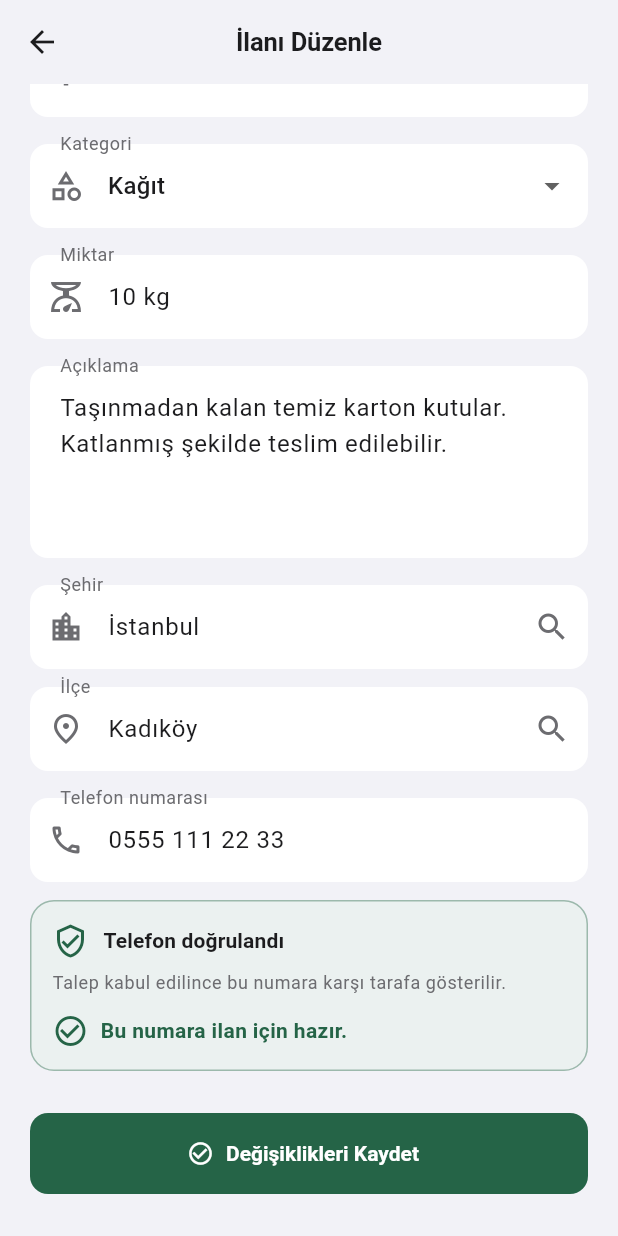
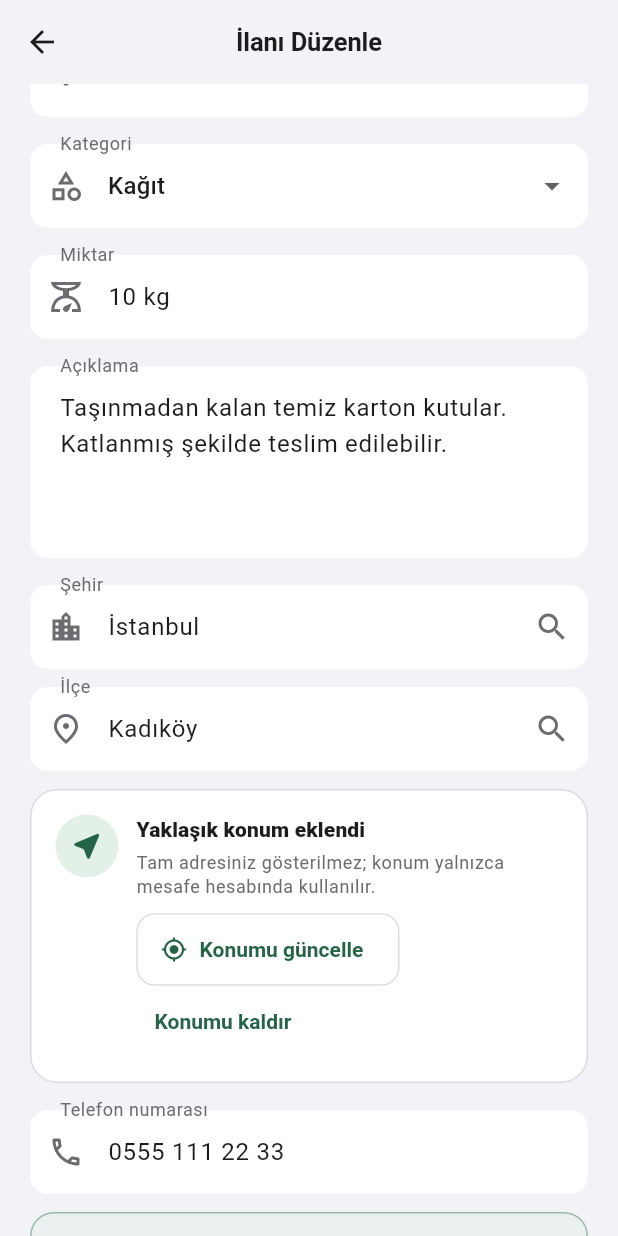
Before and after one commit to EbranurOzbalik/sifir_atik, a Flutter app: the CreateListingPage screen opened directly with sample values from the repository, scrolled down 300 dp, on a phone screen of 412 x 824 dp. Run offline on Flutter 3.47's test engine with Material 3 defaults, Android fonts, the phone set to English and light mode, and no system bars; our stand-ins replace cloud_firestore, firebase_ai, firebase_auth, firebase_core, firebase_messaging, firebase_storage and 6 more; missing offline and left inert: firebase_app_check; accounts and stored records are empty.

Commit message:
İlanlara yaklaşık konum ekledim

```diff
--- a/lib/models/listing.dart
+++ b/lib/models/listing.dart
@@ -17,6 +17,8 @@ class Listing {
     this.imageUrl,
     this.ownerAccountType = AccountType.individual,
     this.isOwnerVerified = false,
+    this.latitude,
+    this.longitude,
   });
 
   final String id;
@@ -33,6 +35,10 @@ class Listing {
   final String? imageUrl;
   final AccountType ownerAccountType;
   final bool isOwnerVerified;
+  final double? latitude;
+  final double? longitude;
+
+  bool get hasCoordinates => latitude != null && longitude != null;
 
   Listing copyWith({
     String? title,
@@ -44,6 +50,9 @@ class Listing {
     String? contactInfo,
     String? imageUrl,
     bool clearImageUrl = false,
+    double? latitude,
+    double? longitude,
+    bool clearCoordinates = false,
   }) {
     return Listing(
       id: id,
@@ -60,6 +69,8 @@ class Listing {
       imageUrl: clearImageUrl ? null : imageUrl ?? this.imageUrl,
       ownerAccountType: ownerAccountType,
       isOwnerVerified: isOwnerVerified,
+      latitude: clearCoordinates ? null : latitude ?? this.latitude,
+      longitude: clearCoordinates ? null : longitude ?? this.longitude,
     );
   }
 
@@ -85,6 +96,8 @@ class Listing {
       imageUrl: data['imageUrl'] as String?,
       ownerAccountType: AccountTypeText.fromValue(data['ownerAccountType']),
       isOwnerVerified: data['isOwnerVerified'] as bool? ?? false,
+      latitude: (data['latitude'] as num?)?.toDouble(),
+      longitude: (data['longitude'] as num?)?.toDouble(),
     );
   }
 
@@ -103,6 +116,8 @@ class Listing {
       'ownerAccountType': ownerAccountType.value,
       'isOwnerVerified': isOwnerVerified,
       if (imageUrl != null && imageUrl!.isNotEmpty) 'imageUrl': imageUrl,
+      if (latitude != null) 'latitude': latitude,
+      if (longitude != null) 'longitude': longitude,
     };
   }
 }
@@ -134,6 +149,8 @@ final sampleListings = [
     createdAt: DateTime(2026, 9, 1),
     imageAsset: 'assets/images/cardboard_boxes.svg',
     contactInfo: '0555 111 22 33',
+    latitude: 40.991,
+    longitude: 29.028,
   ),
   Listing(
     id: 'listing-glass-jars',
@@ -150,6 +167,8 @@ final sampleListings = [
     contactInfo: '0555 222 33 44',
     ownerAccountType: AccountType.organization,
     isOwnerVerified: true,
+    latitude: 41.025,
+    longitude: 29.015,
   ),
   Listing(
     id: 'listing-electronic-parts',
@@ -164,5 +183,7 @@ final sampleListings = [
     createdAt: DateTime(2026, 9, 2),
     imageAsset: 'assets/images/electronics_parts.svg',
     contactInfo: '0555 333 44 55',
+    latitude: 40.984,
+    longitude: 29.127,
   ),
 ];
--- a/lib/screens/create_listing_page.dart
+++ b/lib/screens/create_listing_page.dart
@@ -9,6 +9,7 @@ import 'package:sifir_atik/data/waste_categories.dart';
 import 'package:sifir_atik/models/listing.dart';
 import 'package:sifir_atik/models/user_profile.dart';
 import 'package:sifir_atik/services/listing_repository.dart';
+import 'package:sifir_atik/services/location_service.dart';
 import 'package:sifir_atik/services/photo_storage_service.dart';
 import 'package:sifir_atik/services/user_profile_repository.dart';
 import 'package:sifir_atik/widgets/responsive_layout.dart';
@@ -18,10 +19,12 @@ class CreateListingPage extends StatefulWidget {
     super.key,
     this.listing,
     this.profileRepository = const UserProfileRepository(),
+    this.locationClient = const DeviceLocationService(),
   });
 
   final Listing? listing;
   final UserProfileRepository profileRepository;
+  final LocationClient locationClient;
 
   @override
   State<CreateListingPage> createState() => _CreateListingPageState();
@@ -52,7 +55,10 @@ class _CreateListingPageState extends State<CreateListingPage> {
   bool _isSaving = false;
   bool _isSendingCode = false;
   bool _isVerifyingCode = false;
+  bool _isGettingLocation = false;
   String? _phoneAuthMessage;
+  double? _listingLatitude;
+  double? _listingLongitude;
 
   bool get _isEditing => widget.listing != null;
   bool get _isPhoneVerified =>
@@ -73,6 +79,8 @@ class _CreateListingPageState extends State<CreateListingPage> {
       _contactController.text = listing.contactInfo;
       _selectedCategory = listing.category;
       _verifiedPhone = _normalizedPhone(listing.contactInfo);
+      _listingLatitude = listing.latitude;
+      _listingLongitude = listing.longitude;
     }
   }
 
@@ -169,6 +177,8 @@ class _CreateListingPageState extends State<CreateListingPage> {
     final district = _districtController.text.trim();
 
     _locationController.text = district.isEmpty ? city : '$district, $city';
+    _listingLatitude = null;
+    _listingLongitude = null;
   }
 
   void _onContactChanged(String value) {
@@ -191,6 +201,35 @@ class _CreateListingPageState extends State<CreateListingPage> {
       ..showSnackBar(
         SnackBar(content: Text(message), behavior: SnackBarBehavior.floating),
       );
+  }
+
+  Future<void> _captureListingLocation() async {
+    if (_isGettingLocation) return;
+
+    setState(() => _isGettingLocation = true);
+    try {
+      final location = (await widget.locationClient.getCurrentLocation())
+          .rounded();
+      if (!mounted) return;
+      setState(() {
+        _listingLatitude = location.latitude;
+        _listingLongitude = location.longitude;
+      });
+      _showMessage('Yaklaşık konum ilana eklendi.');
+    } on LocationServiceException catch (error) {
+      _showMessage(error.message);
+    } catch (_) {
+      _showMessage('Konum alınamadı. Biraz sonra tekrar deneyin.');
+    } finally {
+      if (mounted) setState(() => _isGettingLocation = false);
+    }
+  }
+
+  void _removeListingLocation() {
+    setState(() {
+      _listingLatitude = null;
+      _listingLongitude = null;
+    });
   }
 
   Future<void> _sendSmsCode() async {
@@ -508,6 +547,8 @@ class _CreateListingPageState extends State<CreateListingPage> {
             isOwnerVerified:
                 ownerProfile?.accountType == AccountType.organization &&
                 ownerProfile?.isOrganizationVerified == true,
+            latitude: _listingLatitude,
+            longitude: _listingLongitude,
           )
         : oldListing.copyWith(
             title: _titleController.text.trim(),
@@ -519,6 +560,10 @@ class _CreateListingPageState extends State<CreateListingPage> {
             contactInfo: _contactController.text.trim(),
             imageUrl: imageUrl,
             clearImageUrl: _removeExistingPhoto,
+            latitude: _listingLatitude,
+            longitude: _listingLongitude,
+            clearCoordinates:
+                _listingLatitude == null || _listingLongitude == null,
           );
 
     final isSaved = _isEditing
@@ -758,6 +803,93 @@ class _CreateListingPageState extends State<CreateListingPage> {
                         ],
                       );
                     },
+                  ),
+                  const SizedBox(height: 12),
+                  Container(
+                    padding: const EdgeInsets.all(16),
+                    decoration: BoxDecoration(
+                      color: colorScheme.surfaceContainerLowest,
+                      borderRadius: BorderRadius.circular(18),
+                      border: Border.all(
+                        color: colorScheme.outlineVariant.withValues(
+                          alpha: 0.8,
+                        ),
+                      ),
+                    ),
+                    child: Row(
+                      crossAxisAlignment: CrossAxisAlignment.start,
+                      children: [
+                        Container(
+                          width: 42,
+                          height: 42,
+                          decoration: BoxDecoration(
+                            color: colorScheme.primaryContainer,
+                            shape: BoxShape.circle,
+                          ),
+                          child: Icon(
+                            _listingLatitude == null
+                                ? Icons.near_me_outlined
+                                : Icons.near_me_rounded,
+                            color: colorScheme.primary,
+                          ),
+                        ),
+                        const SizedBox(width: 12),
+                        Expanded(
+                          child: Column(
+                            crossAxisAlignment: CrossAxisAlignment.start,
+                            children: [
+                              Text(
+                                _listingLatitude == null
+                                    ? 'Yakındaki ilanlarda görün'
+                                    : 'Yaklaşık konum eklendi',
+                                style: Theme.of(context).textTheme.titleSmall
+                                    ?.copyWith(fontWeight: FontWeight.w800),
+                              ),
+                              const SizedBox(height: 4),
+                              Text(
+                                _listingLatitude == null
+                                    ? 'İlanın mesafeye göre bulunabilmesi için cihaz konumunu ekleyin.'
+                                    : 'Tam adresiniz gösterilmez; konum yalnızca mesafe hesabında kullanılır.',
+                                style: Theme.of(context).textTheme.bodySmall
+                                    ?.copyWith(
+                                      color: colorScheme.onSurfaceVariant,
+                                      height: 1.35,
+                                    ),
+                              ),
+                              const SizedBox(height: 10),
+                              Wrap(
+                                spacing: 8,
+                                children: [
+                                  OutlinedButton.icon(
+                                    onPressed: _isGettingLocation
+                                        ? null
+                                        : _captureListingLocation,
+                                    icon: _isGettingLocation
+                                        ? const SizedBox.square(
+                                            dimension: 16,
+                                            child: CircularProgressIndicator(
+                                              strokeWidth: 2,
+                                            ),
+                                          )
+                                        : const Icon(Icons.my_location_rounded),
+                                    label: Text(
+                                      _listingLatitude == null
+                                          ? 'Konumumu ekle'
+                                          : 'Konumu güncelle',
+                                    ),
+                                  ),
+                                  if (_listingLatitude != null)
+                                    TextButton(
+                                      onPressed: _removeListingLocation,
+                                      child: const Text('Konumu kaldır'),
+                                    ),
+                                ],
+                              ),
+                            ],
+                          ),
+                        ),
+                      ],
+                    ),
                   ),
                   const SizedBox(height: 18),
                   TextFormField(
--- a/lib/services/listing_repository.dart
+++ b/lib/services/listing_repository.dart
@@ -201,6 +201,8 @@ class ListingRepository {
         'description': listing.description,
         'imageAsset': listing.imageAsset,
         'contactInfo': listing.contactInfo,
+        'latitude': listing.latitude ?? FieldValue.delete(),
+        'longitude': listing.longitude ?? FieldValue.delete(),
         'imageUrl': listing.imageUrl?.isNotEmpty == true
             ? listing.imageUrl
             : FieldValue.delete(),
--- a/pubspec.yaml
+++ b/pubspec.yaml
@@ -48,6 +48,8 @@ dependencies:
   firebase_app_check: ^0.4.8
   firebase_messaging: ^16.7.0
   flutter_local_notifications: ^22.3.1
+  geolocator: ^14.0.3
+  package_info_plus: 10.1.0
 
 dev_dependencies:
   flutter_test:
```
Also changed, not shown: lib/services/location_service.dart (added, +111 -0 lines), pubspec.lock, 9 other files.
